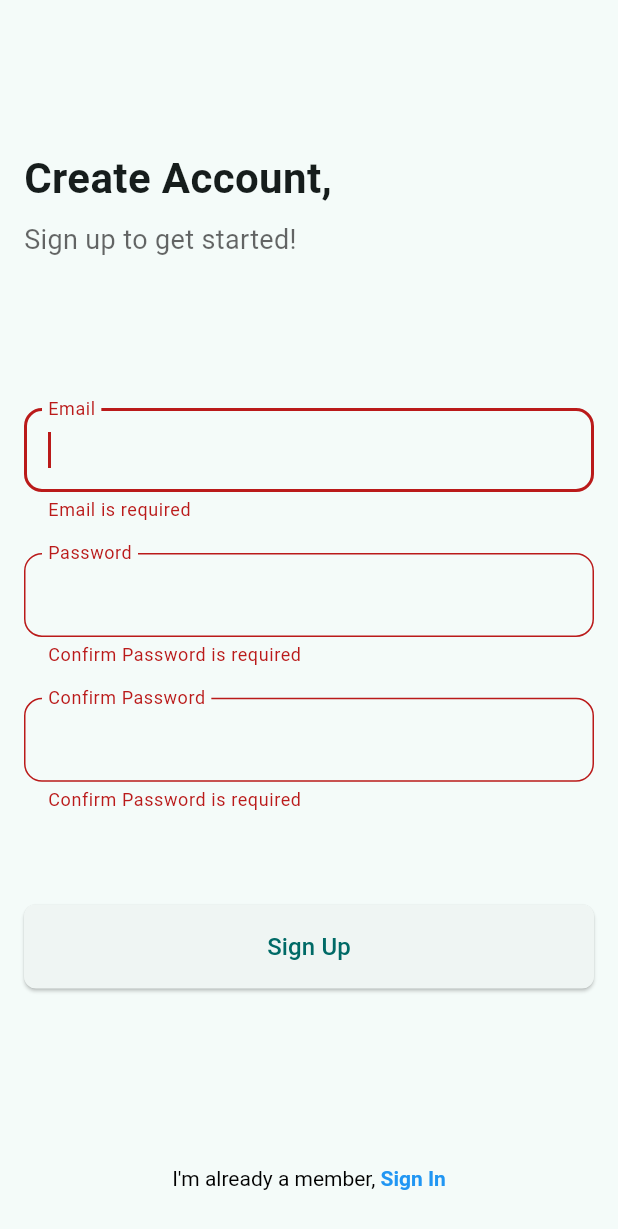
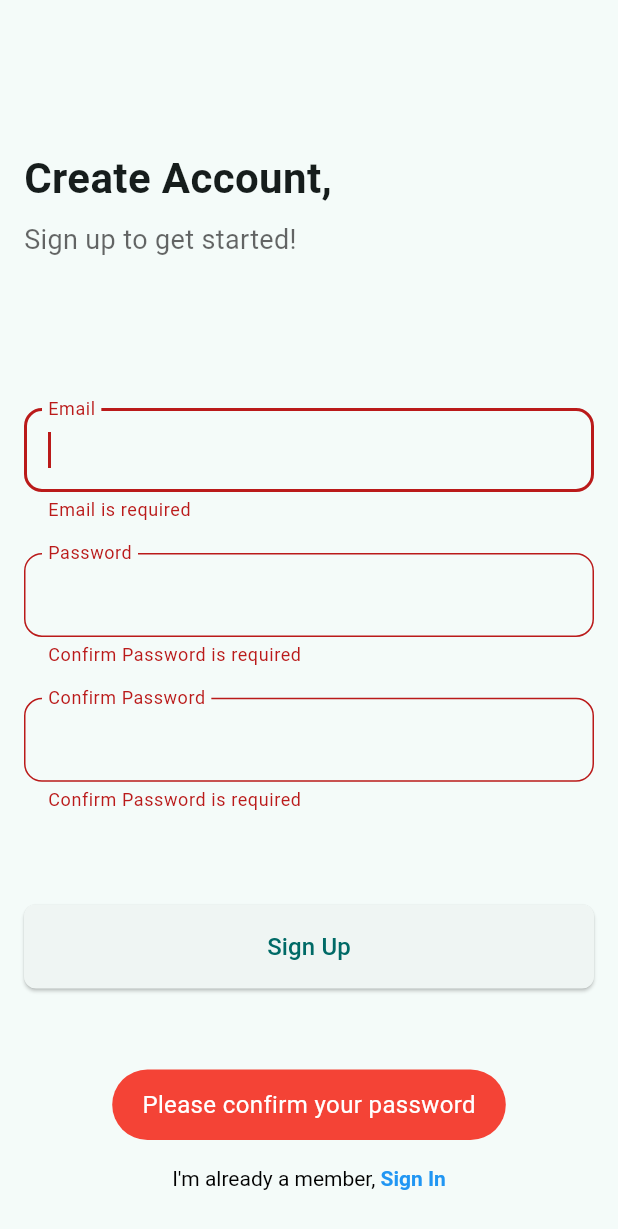
Before and after one commit to chrisaydat/hostelhubaccra, a Flutter app: the SimpleRegisterScreen screen opened directly, after a tap on "Sign Up", on a phone screen of 412 x 824 dp. Shown: the top 1229 px of the screen. Run offline on Flutter 3.47's test engine with Material 3 defaults, Android fonts, the phone set to English and light mode, and no system bars; our stand-ins replace cached_network_image, cloud_firestore, firebase_auth, firebase_core, fluttertoast, getwidget and 2 more; accounts and stored records are empty.

Commit message:
new stuff

```diff
--- a/lib/auth/login_register.dart
+++ b/lib/auth/login_register.dart
@@ -3,6 +3,7 @@
 import 'package:flutter/material.dart';
 import 'package:hostelhubaccra/features/home/homescreen.dart';
 import 'package:firebase_auth/firebase_auth.dart';
+import 'package:fluttertoast/fluttertoast.dart';
 
 class SimpleLoginScreen extends StatefulWidget {
   const SimpleLoginScreen({Key? key}) : super(key: key);
@@ -33,6 +34,17 @@ class _SimpleLoginScreenState extends State<SimpleLoginScreen> {
     });
   }
 
+  void showErrorToast(String message) {
+    Fluttertoast.showToast(
+      msg: message,
+      toastLength: Toast.LENGTH_LONG,
+      gravity: ToastGravity.BOTTOM,
+      backgroundColor: Colors.red,
+      textColor: Colors.white,
+      fontSize: 16.0,
+    );
+  }
+
   Future<void> signIn() async {
     resetErrorText();
 
@@ -40,6 +52,7 @@ class _SimpleLoginScreenState extends State<SimpleLoginScreen> {
       setState(() {
         emailError = 'Invalid email format';
       });
+      showErrorToast('Please enter a valid email address');
       return;
     }
 
@@ -62,11 +75,14 @@ class _SimpleLoginScreenState extends State<SimpleLoginScreen> {
         if (e is FirebaseAuthException) {
           if (e.code == 'user-not-found') {
             emailError = 'No user found for that email.';
+            showErrorToast('No user found for that email. Please check your email and try again.');
           } else if (e.code == 'wrong-password') {
             passwordError = 'Wrong password provided for that user.';
+            showErrorToast('Wrong password provided. Please check your password and try again.');
           } else {
             // Handle other errors
             print('Error: $e');
+            showErrorToast('An error occurred. Please try again later.');
           }
         }
       });
@@ -224,6 +240,17 @@ class _SimpleRegisterScreenState extends State<SimpleRegisterScreen> {
     });
   }
 
+  void showErrorToast(String message) {
+    Fluttertoast.showToast(
+      msg: message,
+      toastLength: Toast.LENGTH_LONG,
+      gravity: ToastGravity.BOTTOM,
+      backgroundColor: Colors.red,
+      textColor: Colors.white,
+      fontSize: 16.0,
+    );
+  }
+
   bool validate() {
     resetErrorText();
 
@@ -233,11 +260,13 @@ class _SimpleRegisterScreenState extends State<SimpleRegisterScreen> {
       setState(() {
         emailError = 'Email is required';
       });
+      showErrorToast('Please enter your email');
       isValid = false;
     } else if (!isValidEmail(email)) {
       setState(() {
         emailError = 'Invalid email format';
       });
+      showErrorToast('Please enter a valid email address');
       isValid = false;
     }
 
@@ -245,11 +274,13 @@ class _SimpleRegisterScreenState extends State<SimpleRegisterScreen> {
       setState(() {
         passwordError = 'Password is required';
       });
+      showErrorToast('Please enter a password');
       isValid = false;
     } else if (password.length < 6) {
       setState(() {
         passwordError = 'Password must be at least 6 characters long';
       });
+      showErrorToast('Password must be at least 6 characters long');
       isValid = false;
     }
 
@@ -257,11 +288,13 @@ class _SimpleRegisterScreenState extends State<SimpleRegisterScreen> {
       setState(() {
         passwordError = 'Confirm Password is required';
       });
+      showErrorToast('Please confirm your password');
       isValid = false;
     } else if (password != confirmPassword) {
       setState(() {
         passwordError = 'Passwords do not match';
       });
+      showErrorToast('Passwords do not match. Please check and try again.');
       isValid = false;
     }
 
@@ -303,7 +336,13 @@ class _SimpleRegisterScreenState extends State<SimpleRegisterScreen> {
         });
       } catch (error) {
         print('Error registering user: $error');
-        // Handle registration errors here (e.g., display error message to the user)
+        if (error is FirebaseAuthException) {
+          if (error.code == 'email-already-in-use') {
+            showErrorToast('The email is already in use. Please use a different email.');
+          } else {
+            showErrorToast('An error occurred. Please try again later.');
+          }
+        }
       } finally {
         setState(() {
           isLoading = false;
--- a/pubspec.yaml
+++ b/pubspec.yaml
@@ -40,6 +40,7 @@ dependencies:
   cached_network: ^1.0.0
   cached_network_image: ^3.3.1
   location: ^6.0.2
+  fluttertoast: ^8.2.5
 
 
 
```
Also changed, not shown: lib/features/settings/settings_page.dart (+114 -17 lines), pubspec.lock, 1 other file.
